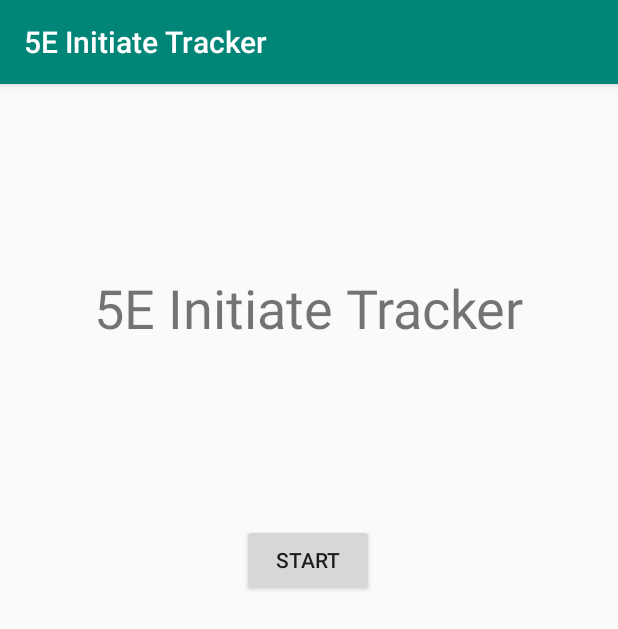
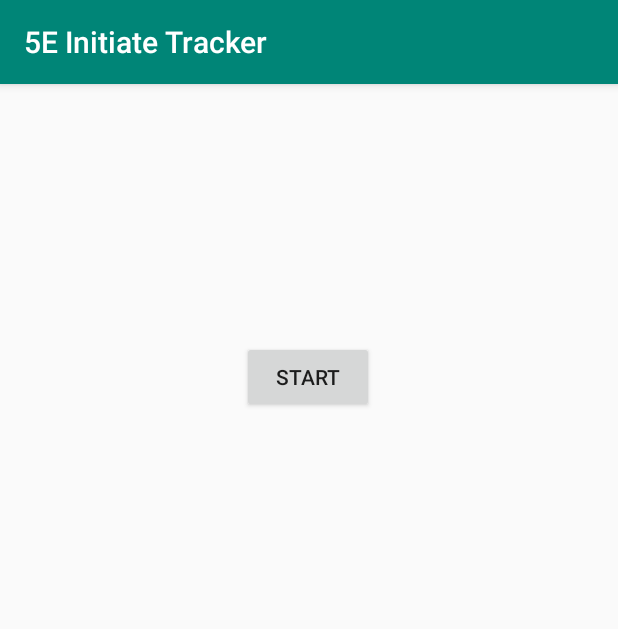
Before and after one commit to ConnorMcLean1/5E-Initiate-Tracker, an Android app: the screen it shows after launch (MainActivity), on a phone screen of 412 x 824 dp. Shown: the top 629 px of the screen. Run offline under Robolectric (Android 15) with nearby library versions, the phone set to English and light mode, and no system bars.

Commit message:
-Removed home page title

```diff
--- a/app/src/main/res/layout/activity_main.xml
+++ b/app/src/main/res/layout/activity_main.xml
@@ -5,18 +5,6 @@
     android:layout_width="match_parent"
     android:layout_height="match_parent"
     tools:context=".MainActivity">
-
-    <TextView
-        android:id="@+id/txtViewTitle"
-        android:layout_width="wrap_content"
-        android:layout_height="wrap_content"
-        android:text="@string/app_name"
-        android:textSize="36sp"
-        app:layout_constraintBottom_toBottomOf="parent"
-        app:layout_constraintEnd_toEndOf="parent"
-        app:layout_constraintStart_toStartOf="parent"
-        app:layout_constraintTop_toTopOf="parent"
-        app:layout_constraintVertical_bias="0.173" />
 
     <Button
         android:id="@+id/btnStart"
@@ -27,6 +15,6 @@
         app:layout_constraintEnd_toEndOf="parent"
         app:layout_constraintHorizontal_bias="0.498"
         app:layout_constraintStart_toStartOf="parent"
-        app:layout_constraintTop_toBottomOf="@+id/txtViewTitle"
-        app:layout_constraintVertical_bias="0.22" />
+        app:layout_constraintTop_toTopOf="parent"
+        app:layout_constraintVertical_bias="0.238" />
 </androidx.constraintlayout.widget.ConstraintLayout>
--- a/app/src/main/res/values/strings.xml
+++ b/app/src/main/res/values/strings.xml
@@ -1,6 +1,5 @@
 <resources>
     <string name="app_name">5E Initiate Tracker</string>
-    <string name="title_activity_monsters">MonstersActivity</string>
     <string name="btn_add_monster">Add Monster</string>
     <string name="btn_start">Start</string>
 </resources>
```
